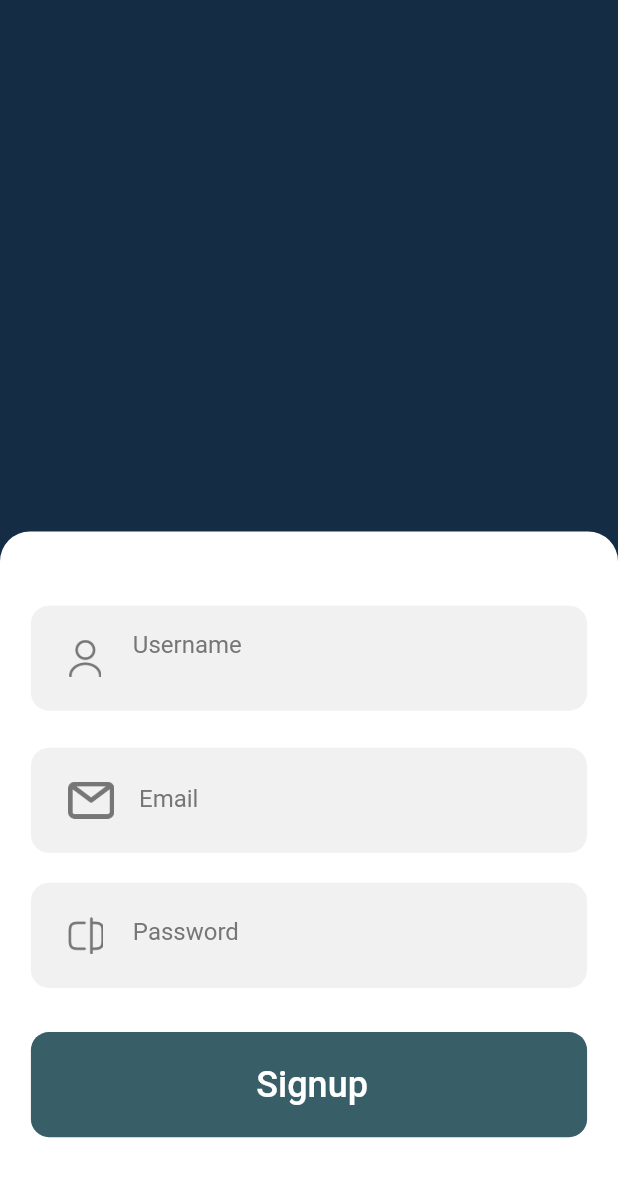
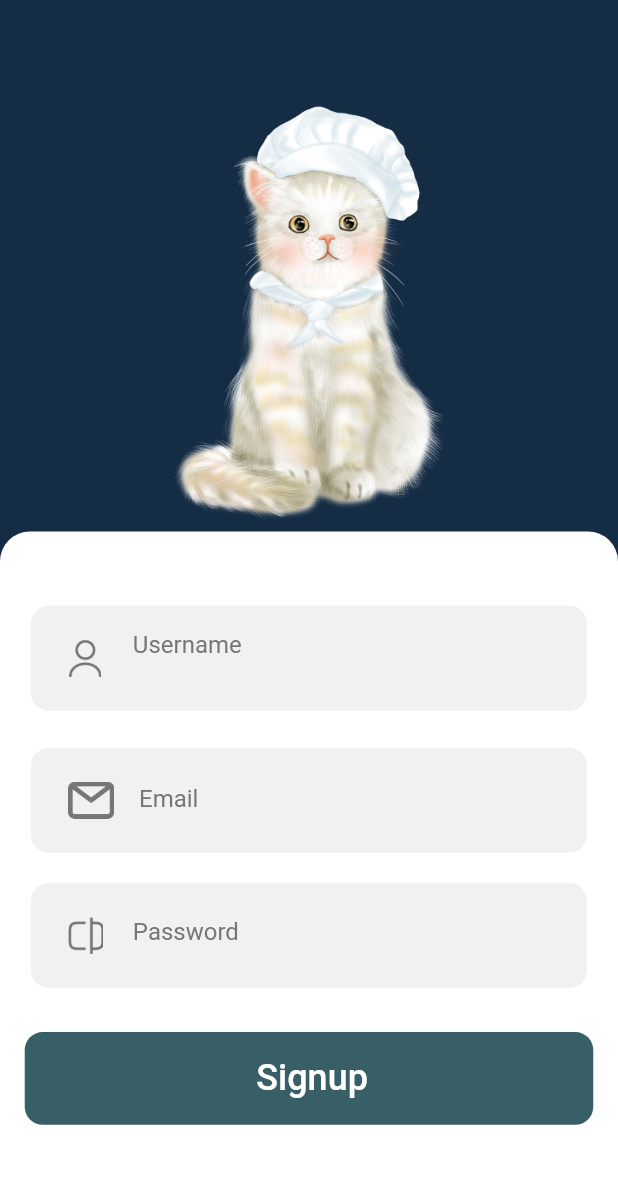
Before and after one commit to shaheensha-007/pet-food1, a Flutter app: the Login_Page screen opened directly, after a tap on "Signup", on a phone screen of 412 x 824 dp. Shown: the top 1177 px of the screen. Run offline on Flutter 3.47's test engine with Material 2 defaults, Android fonts, the phone set to English and light mode, and no system bars.

Commit message:
some changes are made

```diff
--- a/lib/LoginScreens/login_page.dart
+++ b/lib/LoginScreens/login_page.dart
@@ -31,7 +31,13 @@ class _Login_PageState extends State<Login_Page> {
             width: mwidth,
             height: mheight,
             color: Color(0xff142c44),
-          ),
+          ),Positioned(
+              top: mheight * 0.078,left: mwidth*0.152,
+              child: Image.asset(
+                'assets/login.png',
+                height: mheight * 0.35,
+                width: mwidth * 0.71,
+              )),
           Positioned(
             bottom: 0,
             child: Container(
@@ -169,8 +175,8 @@ class _Login_PageState extends State<Login_Page> {
                           decoration: BoxDecoration(
                               color: const Color(0xff385f67),
                               borderRadius: BorderRadius.circular(12)),
-                          width: mwidth * 0.9,
-                          height: mheight * 0.085,
+                          width: mwidth * 0.92,
+                          height: mheight * 0.075,
                           child: const Center(
                             child: Text(
                               'Login',
--- a/lib/LoginScreens/signup_page.dart
+++ b/lib/LoginScreens/signup_page.dart
@@ -34,7 +34,13 @@ class _Signup_PageState extends State<Signup_Page> {
               width: mwidth,
               height: mheight,
               color: Color(0xff142c44),
-            ),
+            ),Positioned(
+                top: mheight * 0.075,left: mwidth*0.148,
+                child: Image.asset(
+                  'assets/signup.png',
+                  height: mheight * 0.35,
+                  width: mwidth * 0.71,
+                )),
             Positioned(
                 bottom: 0,
                 child: Container(
@@ -220,8 +226,8 @@ class _Signup_PageState extends State<Signup_Page> {
                                   decoration: BoxDecoration(
                                       color: const Color(0xff385f67),
                                       borderRadius: BorderRadius.circular(12)),
-                                  width: mwidth * 0.9,
-                                  height: mheight * 0.085,
+                                  width: mwidth * 0.92,
+                                  height: mheight * 0.075,
                                   child: const Center(
                                     child: Text(
                                       'Signup',
```
Also changed, not shown: assets/login.png (added), assets/signup.png (added), assets/splashscreen.png (added), pubspec.lock.
